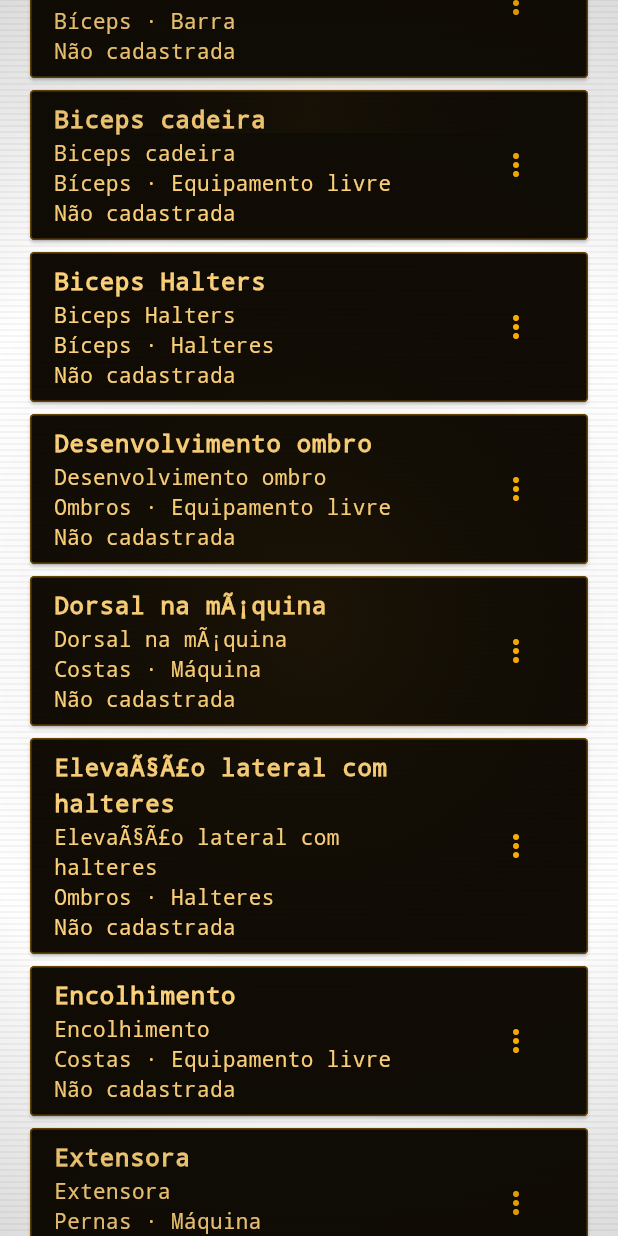
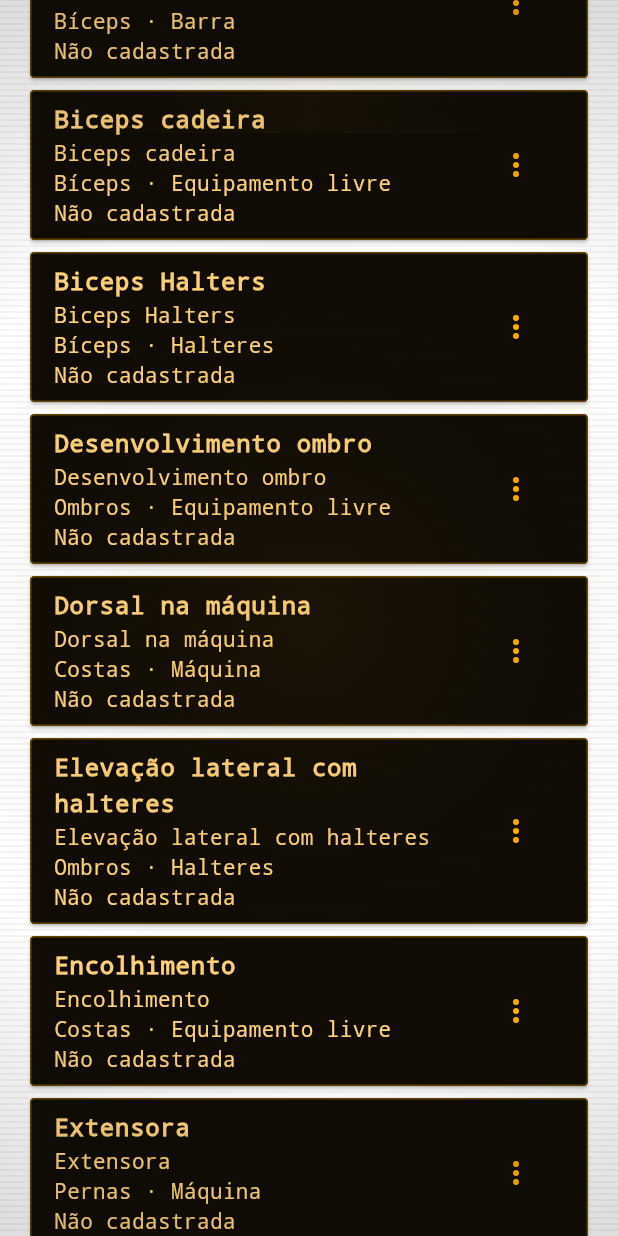
Before and after one commit to JorgeHFBueno/flutter-tdm-acad, a Flutter app: the MachinesScreen screen opened directly, scrolled down 1152 dp, on a phone screen of 412 x 824 dp. Run offline on Flutter 3.47's test engine with Material 3 defaults, Android fonts, the phone set to English and light mode, and no system bars; our stand-ins replace cloud_firestore, firebase_auth, firebase_core, firebase_messaging, flutter_dotenv, flutter_gemini and 3 more; missing offline and left inert: easy_terminal; accounts and stored records are empty.

Commit message:
Corrige acentos quebrados no catálogo e no menu
Nomes do catálogo local e o título "Configurações" estavam com
encoding duplo (ex.: "Ombro mÃ¡quina") desde a versão 1.0.

Co-Authored-By: Claude Opus 5.5 <noreply@anthropic.com>

```diff
--- a/lib/data/exercise_catalog.dart
+++ b/lib/data/exercise_catalog.dart
@@ -27,9 +27,9 @@ const List<ExerciseCatalogItem> exerciseCatalog = [
       name: 'Aquecimento na esteira 1km',
       category: 'Perna'),
   ExerciseCatalogItem(id: 'extensora', name: 'Extensora', category: 'Perna'),
-  ExerciseCatalogItem(id: 'leg_45', name: 'Leg 45Â°', category: 'Perna'),
+  ExerciseCatalogItem(id: 'leg_45', name: 'Leg 45°', category: 'Perna'),
   ExerciseCatalogItem(
-      id: 'leg_press_45', name: 'Leg press 45Âº', category: 'Perna'),
+      id: 'leg_press_45', name: 'Leg press 45º', category: 'Perna'),
   ExerciseCatalogItem(
       id: 'mesa_flexora', name: 'Mesa flexora', category: 'Perna'),
   ExerciseCatalogItem(
@@ -42,12 +42,12 @@ const List<ExerciseCatalogItem> exerciseCatalog = [
       category: absExerciseCategory),
   ExerciseCatalogItem(
       id: 'elevacao_lateral_halteres',
-      name: 'ElevaÃ§Ã£o lateral com halteres',
+      name: 'Elevação lateral com halteres',
       category: 'Peito'),
   ExerciseCatalogItem(
-      id: 'ombro_maquina', name: 'Ombro mÃ¡quina', category: 'Peito'),
+      id: 'ombro_maquina', name: 'Ombro máquina', category: 'Peito'),
   ExerciseCatalogItem(
-      id: 'peitoral_robo', name: 'Peitoral robÃ´', category: 'Peito'),
+      id: 'peitoral_robo', name: 'Peitoral robô', category: 'Peito'),
   ExerciseCatalogItem(
       id: 'supino_simples', name: 'Supino Simples', category: 'Peito'),
   ExerciseCatalogItem(
@@ -56,7 +56,7 @@ const List<ExerciseCatalogItem> exerciseCatalog = [
       category: 'Peito'),
   ExerciseCatalogItem(
       id: 'supino_reto_maquina',
-      name: 'Supino reto (mÃ¡quina)',
+      name: 'Supino reto (máquina)',
       category: 'Peito'),
   ExerciseCatalogItem(
       id: 'triceps_barra',
@@ -74,7 +74,7 @@ const List<ExerciseCatalogItem> exerciseCatalog = [
   ExerciseCatalogItem(
       id: 'abs_perna', name: '"ABS Perna"', category: absExerciseCategory),
   ExerciseCatalogItem(
-      id: 'antebraco_barra', name: 'AntebraÃ§o barra', category: 'Costas'),
+      id: 'antebraco_barra', name: 'Antebraço barra', category: 'Costas'),
   ExerciseCatalogItem(
       id: 'barra_w', name: 'Barra W', category: armExerciseCategory),
   ExerciseCatalogItem(
@@ -86,7 +86,7 @@ const List<ExerciseCatalogItem> exerciseCatalog = [
       name: 'Biceps cadeira',
       category: armExerciseCategory),
   ExerciseCatalogItem(
-      id: 'dorsal_maquina', name: 'Dorsal na mÃ¡quina', category: 'Costas'),
+      id: 'dorsal_maquina', name: 'Dorsal na máquina', category: 'Costas'),
   ExerciseCatalogItem(
       id: 'encolhimento', name: 'Encolhimento', category: 'Costas'),
   ExerciseCatalogItem(
--- a/lib/menu2.dart
+++ b/lib/menu2.dart
@@ -39,7 +39,7 @@ class _Menu2State extends State<Menu2> {
         icon: Icons.list_alt,
       ),
       _MenuPage(
-        title: 'ConfiguraÃ§Ãµes',
+        title: 'Configurações',
         builder: () => const SettingsScreen(),
         icon: Icons.settings,
       ),
```
